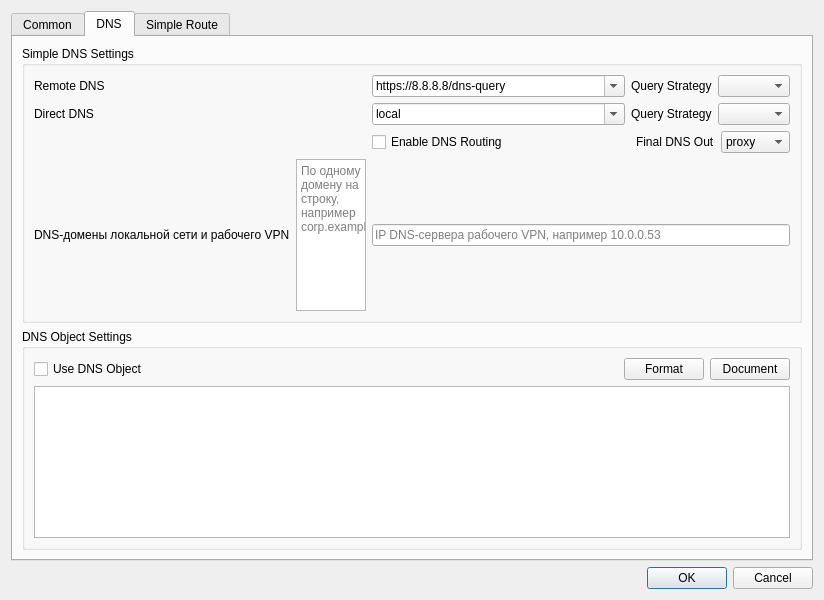
Qt form ui/dialog_manage_routes.ui (tarik1377/nekoray) before a commit.
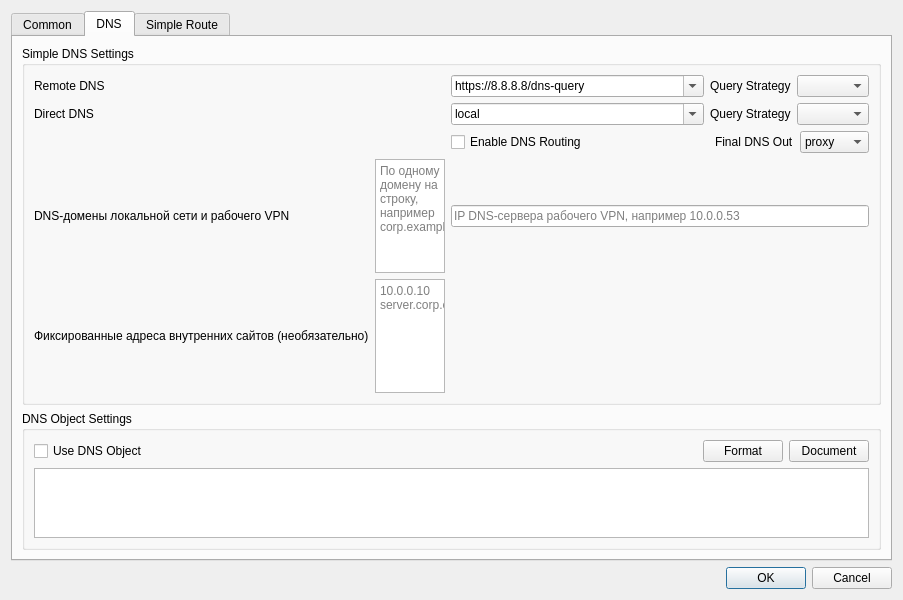
The same form after that commit. The open tabs and pages were chosen to show the change.

```diff
--- a/ui/dialog_manage_routes.ui
+++ b/ui/dialog_manage_routes.ui
@@ -383,6 +383,18 @@
             <property name="toolTip"><string>Адрес DNS из настроек рабочего VPN или локальной сети. Подключение к нему следует маршруту Windows.</string></property>
            </widget>
           </item>
+          <item>
+           <widget class="QLabel" name="local_dns_hosts_label">
+            <property name="text"><string>Фиксированные адреса внутренних сайтов (необязательно)</string></property>
+           </widget>
+          </item>
+          <item>
+           <widget class="QPlainTextEdit" name="local_dns_hosts">
+            <property name="maximumHeight"><number>70</number></property>
+            <property name="placeholderText"><string>10.0.0.10 server.corp.example</string></property>
+            <property name="toolTip"><string>Для серверов с известным постоянным адресом. Указанные имена разрешаются внутри клиента до обращения к DNS. Остальные сайты продолжают использовать выбранные DNS-серверы.</string></property>
+           </widget>
+          </item>
          </layout>
         </widget>
        </item>
```
